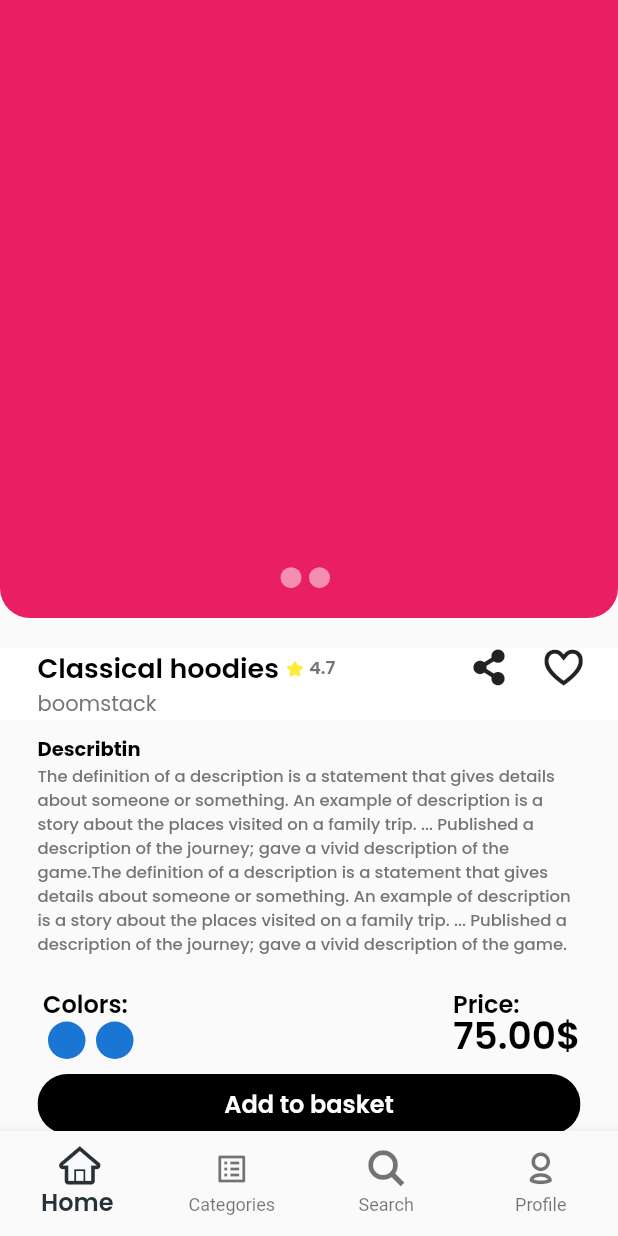
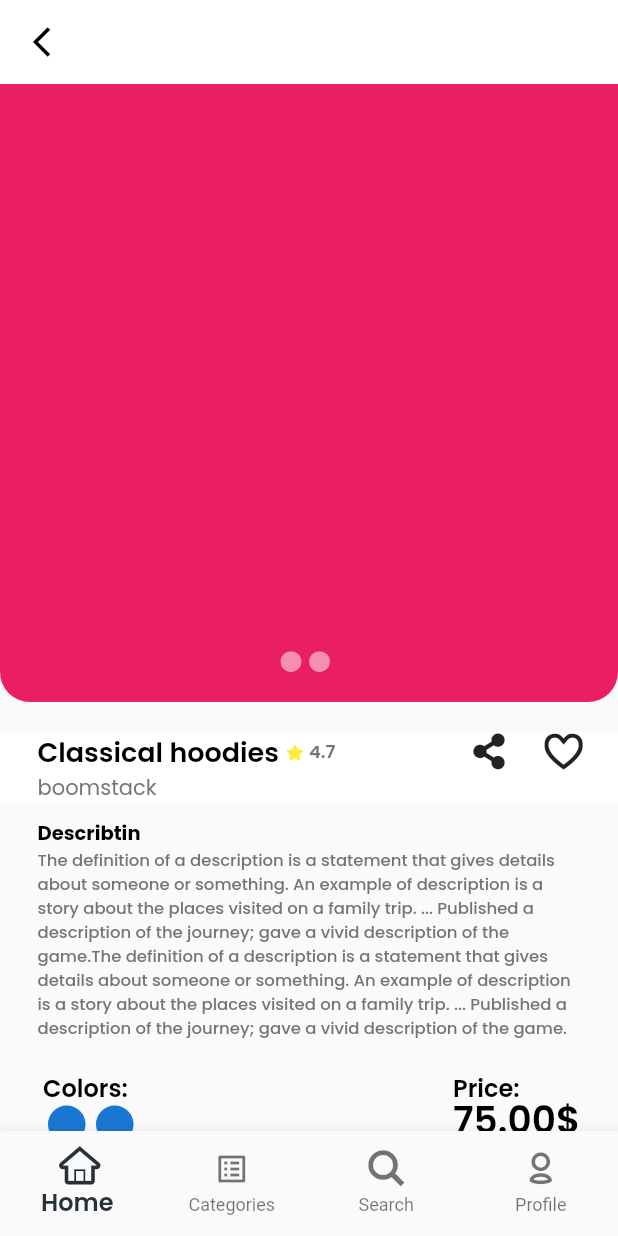
Before and after one commit to HamiiidAsgarian/flutter-tech-commerce-Cargo-, a Flutter app: the screen it shows after launch, after a tap on an icon or button, on a phone screen of 412 x 824 dp. Run offline on Flutter 3.47's test engine with Material 2 defaults, Android fonts, the phone set to English and light mode, and no system bars.

Commit message:
small navigation changes

```diff
--- a/lib/screens/03_search_screen.dart
+++ b/lib/screens/03_search_screen.dart
@@ -149,7 +149,7 @@ class SearchSection extends StatefulWidget {
 }
 
 class _SearchSectionState extends State<SearchSection> {
-  String? _chosenOption;
+  String? _chosenOption = "Popular";
   @override
   Widget build(BuildContext context) {
     return Container(
--- a/lib/screens/04_Profile_screen2.dart
+++ b/lib/screens/04_Profile_screen2.dart
@@ -12,33 +12,6 @@ class ProfileScreen2 extends StatefulWidget {
 }
 
 class _ProfileScreen2State extends State<ProfileScreen2> {
-  List<Widget> listMaker(
-      {required List<IcondataString> list, bool myIcon = true}) {
-    return list
-        .map(
-          (IcondataString listItem) => TextButton(
-            onPressed: () {
-              regiserationPopup(context);
-            },
-            child: Padding(
-              padding: const EdgeInsets.symmetric(vertical: 10),
-              child: Row(
-                children: [
-                  if (myIcon == true)
-                    Icon(listItem.iconData, size: 30, color: appBargrey)
-                  else
-                    Container(),
-                  const SizedBox(width: 5),
-                  Text(listItem.string.toString(),
-                      style: itemTitleFontStyle.copyWith(fontSize: 18)),
-                ],
-              ),
-            ),
-          ),
-        )
-        .toList();
-  }
-
   @override
   Widget build(BuildContext context) {
     return Navigator(onGenerateRoute: (RouteSettings settings) {
@@ -49,9 +22,10 @@ class _ProfileScreen2State extends State<ProfileScreen2> {
             child: Column(
               children: [
                 Container(
-                    padding: const EdgeInsets.symmetric(
-                        horizontal: 25, vertical: 20),
-                    child: const Icon(Icons.access_alarm, size: 50)),
+                  padding:
+                      const EdgeInsets.symmetric(horizontal: 25, vertical: 20),
+                  // child: const Icon(Icons.access_alarm, size: 50),
+                ),
                 // SizedBox(height: 20),
                 const Padding(
                     padding: EdgeInsets.symmetric(horizontal: 50),
@@ -62,12 +36,15 @@ class _ProfileScreen2State extends State<ProfileScreen2> {
                   child: Column(
                       children: listMaker(list: [
                     IcondataString(
-                        iconData: Icons.timelapse, string: 'Price Changes'),
+                        iconData: Icons.money, string: 'Price Changes'),
                     IcondataString(
-                        iconData: Icons.favorite, string: 'Favorites'),
+                        iconData: Icons.favorite_border_outlined,
+                        string: 'Favorites'),
                     IcondataString(
-                        iconData: Icons.receipt_long, string: 'Recent views'),
-                    IcondataString(iconData: Icons.settings, string: 'Setting'),
+                        iconData: Icons.recent_actors, string: 'Recent views'),
+                    IcondataString(
+                        iconData: Icons.settings_applications_rounded,
+                        string: 'Setting'),
                   ])),
                 ),
                 Container(
@@ -78,15 +55,11 @@ class _ProfileScreen2State extends State<ProfileScreen2> {
                   padding: const EdgeInsets.symmetric(horizontal: 25),
                   child: Column(
                       children: listMaker(list: [
-                    IcondataString(
-                        iconData: Icons.timelapse, string: 'About Us'),
-                    IcondataString(
-                        iconData: MyFlutterApp.bell_alt, string: 'Contacts'),
-                    IcondataString(
-                        iconData: MyFlutterApp.bell_alt, string: 'Version'),
-                    IcondataString(
-                        iconData: Icons.timelapse, string: 'Our team'),
-                  ], myIcon: false)),
+                    IcondataString(string: 'About Us'),
+                    IcondataString(string: 'Contacts'),
+                    IcondataString(string: 'Version'),
+                    IcondataString(string: 'Our team'),
+                  ], myIcon: false, context: context)),
                 )
               ],
             ),
@@ -134,10 +107,10 @@ void regiserationPopup(BuildContext context) {
                           onPressed: () {
                             Navigator.of(context).pop();
                           },
-                          icon: const Icon(Icons.cancel, size: 30)),
+                          icon: const Icon(Icons.cancel, size: 25)),
                     ),
                   ),
-                  const Divider(height: 0),
+                  // const Divider(height: 0),
                   Expanded(
                     child: SingleChildScrollView(
                       child: Column(
@@ -166,3 +139,33 @@ void regiserationPopup(BuildContext context) {
         });
   }
 }
+
+List<Widget> listMaker(
+    {required List<IcondataString> list, bool myIcon = true, context}) {
+  return list
+      .map(
+        (IcondataString listItem) => TextButton(
+          onPressed: () {
+            regiserationPopup(context);
+          },
+          child: Container(
+            margin: EdgeInsets.all(5),
+            color: Colors.blue[50]!.withOpacity(0.3),
+            padding: const EdgeInsets.symmetric(vertical: 10, horizontal: 10),
+            child: Row(
+              children: [
+                if (myIcon == true)
+                  Icon(listItem.iconData, size: 20, color: Colors.black87)
+                else
+                  Container(),
+                const SizedBox(width: 5),
+                Text(listItem.string.toString(),
+                    style: itemTitleFontStyle.copyWith(
+                        fontSize: 16, color: Colors.black87)),
+              ],
+            ),
+          ),
+        ),
+      )
+      .toList();
+}
--- a/lib/screens/itemdetail_screen.dart
+++ b/lib/screens/itemdetail_screen.dart
@@ -21,16 +21,14 @@ class _ItemDetailScreenState extends State<ItemDetailScreen> {
 
     return Scaffold(
         // bottomNavigationBar: MyBottomNavigationBar(),
-        // appBar: MyAppBar(
-        //   leadingIcon: const Icon(
-        //     MyFlutterApp.left_open,
-        //     // MdiIcons.walletPlusOutline,
-        //     color: appBargrey,
-        //   ),
-        //   leadingIconFunction: () {
-        //     Navigator.pushNamed(context, "/");
-        //   },
-        // ),
+        appBar: AppBar(
+          elevation: 0,
+          backgroundColor: Colors.white,
+          leading: IconButton(
+              color: Colors.black,
+              icon: Icon(Icons.arrow_back_ios_outlined),
+              onPressed: () => Navigator.pop(context)),
+        ),
         body: SingleChildScrollView(
           child: Column(
             children: const [
```
Lines whose indentation alone changed are shown as unchanged.
